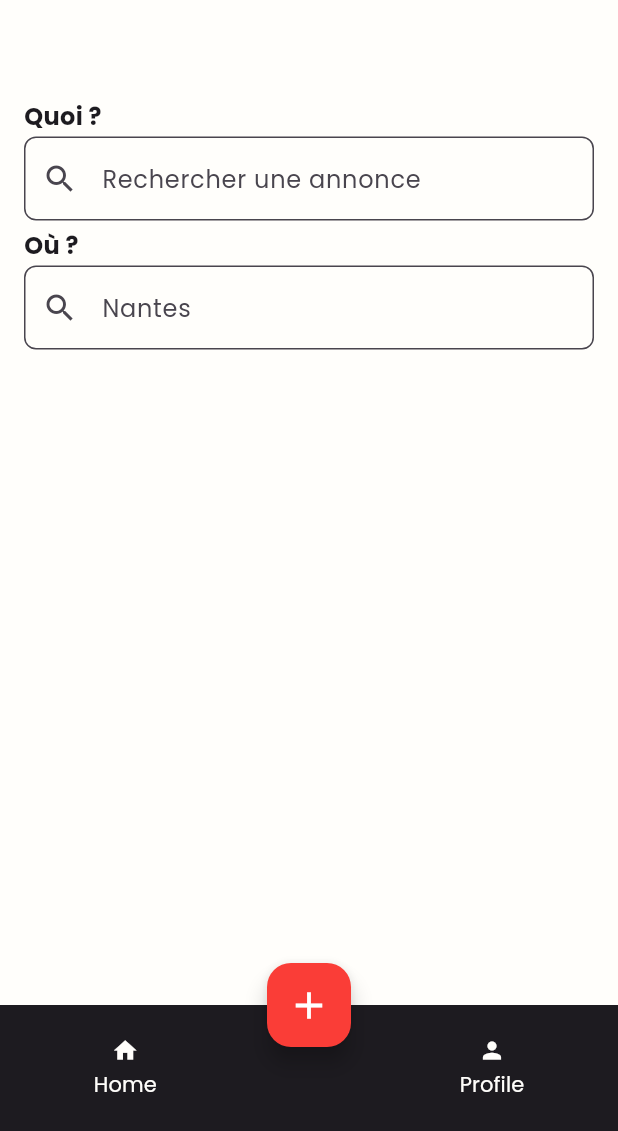
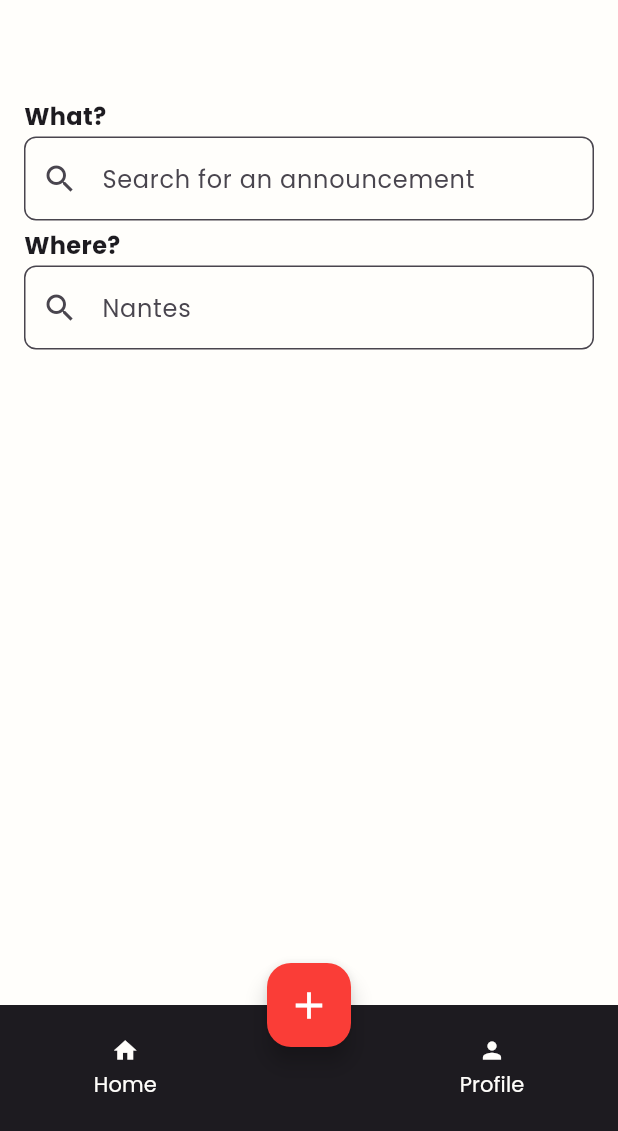
Before and after one commit to FuzMaxime/Benevolix_App, a Flutter app: the HomePage screen opened by its route, on a phone screen of 412 x 824 dp, the part 105-1236 px from its top. Run offline on Flutter 3.47's test engine with Material 3 defaults, Android fonts, the phone set to English and light mode, and no system bars; our stand-ins replace flutter_dotenv, flutter_riverpod, shared_preferences; accounts and stored records are empty; network calls fail.

Commit message:
:bulb: update comments in pages/home.dart

```diff
--- a/benevolix_app/lib/pages/home.dart
+++ b/benevolix_app/lib/pages/home.dart
@@ -1,5 +1,6 @@
 import 'dart:io';
 
+// Import necessary files for colors, models, services, and widgets
 import 'package:benevolix_app/constants/color.dart';
 import 'package:benevolix_app/models/announcement.dart';
 import 'package:benevolix_app/services/annoucement_service.dart';
@@ -14,30 +15,33 @@ class HomePage extends StatefulWidget {
 }
 
 class _HomePageState extends State<HomePage> {
-  List<Announcement> allAnnouncements = []; // Liste complète
-  List<Announcement> filteredAnnouncements = []; // Liste filtrée
+  List<Announcement> allAnnouncements = []; // List to store all fetched announcements
+  List<Announcement> filteredAnnouncements = []; // List to store announcements after filtering
 
-  String titleFilter = ""; // Filtrage par titre
-  String locationFilter = ""; // Filtrage par ville
+  String titleFilter = ""; // Filter for the title of the announcements
+  String locationFilter = ""; // Filter for the location of the announcements
 
   @override
   void initState() {
     super.initState();
-    loadAnnouncements();
+    loadAnnouncements(); // Load announcements when the widget is initialized
   }
 
+  // Asynchronous method to load announcements from an external service
   Future<void> loadAnnouncements() async {
     try {
       List<Announcement> announcementsData = await getAllAnnoucement();
       setState(() {
         allAnnouncements = announcementsData;
-        filteredAnnouncements = allAnnouncements; // Afficher tout par défaut
+        filteredAnnouncements = allAnnouncements; // Display all announcements by default
       });
     } catch (e) {
-      stderr.writeln("Erreur lors du chargement des annonces : $e");
+      // In case of an error, display an error message in the console
+      stderr.writeln("Error loading announcements: $e");
     }
   }
 
+  // Method to filter announcements based on title and location
   void filterAnnouncements() {
     setState(() {
       filteredAnnouncements = allAnnouncements.where((annonce) {
@@ -58,15 +62,15 @@ class _HomePageState extends State<HomePage> {
             crossAxisAlignment: CrossAxisAlignment.start,
             children: [
               const SizedBox(height: 50),
-              buildLabel("Quoi ?"),
-              buildSearchField("Rechercher une annonce", (value) {
+              buildLabel("What?"), // Label for the title search field
+              buildSearchField("Search for an announcement", (value) {
                 setState(() {
                   titleFilter = value;
                   filterAnnouncements();
                 });
               }),
               const SizedBox(height: 5),
-              buildLabel("Où ?"),
+              buildLabel("Where?"), // Label for the location search field
               buildSearchField("Nantes", (value) {
                 setState(() {
                   locationFilter = value;
@@ -75,7 +79,7 @@ class _HomePageState extends State<HomePage> {
               }),
               const SizedBox(height: 20),
 
-              // Affichage des annonces filtrées
+              // Display the filtered announcements
               Column(
                 children: filteredAnnouncements
                     .map((annonce) => Padding(
@@ -91,6 +95,7 @@ class _HomePageState extends State<HomePage> {
     );
   }
 
+  // Method to create a label with the given text
   Widget buildLabel(String text) {
     return Padding(
       padding: const EdgeInsets.only(bottom: 2.0),
@@ -101,6 +106,7 @@ class _HomePageState extends State<HomePage> {
     );
   }
 
+  // Method to create a search field with a hint text and a callback function
   Widget buildSearchField(String hintText, Function(String) onChanged) {
     return TextField(
       onChanged: onChanged,
```
Also changed, not shown: 2 other files.
